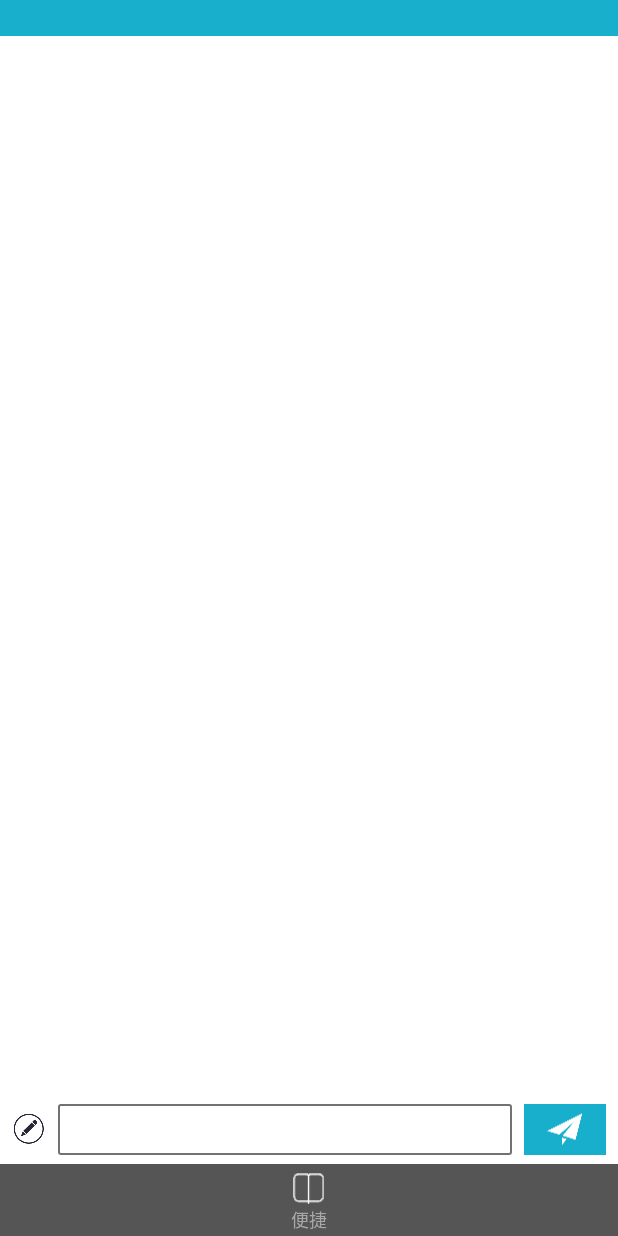
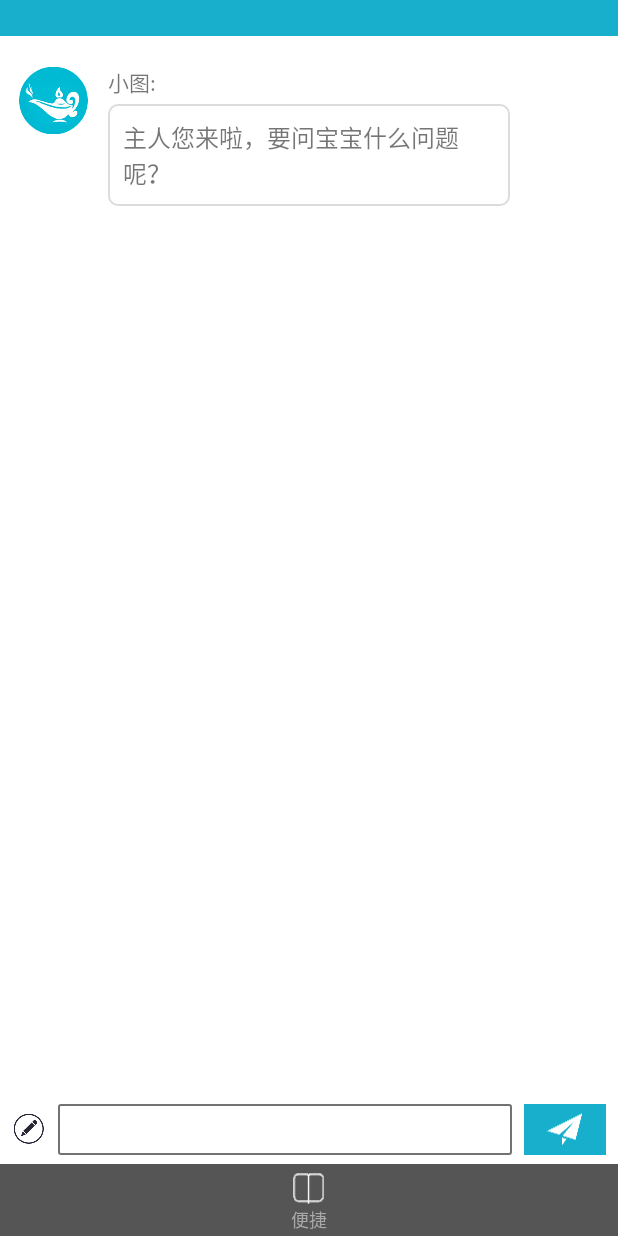
Before and after one commit to luoyingxing/MagicLamp, an Android app: the fragment ChatFragment placed in its activity, on a phone screen of 412 x 824 dp. Run offline under Robolectric (Android 15) with nearby library versions, the light colour scheme and no system bars; libraries missing offline, so code that uses them is left out: com.umeng.analytics, com.yolanda.nohttp; 4 statements that could not run were skipped.

Commit message:
finish chat model

```diff
--- a/app/src/main/java/com/luo/magiclamp/recreation/ChatFragment.java
+++ b/app/src/main/java/com/luo/magiclamp/recreation/ChatFragment.java
@@ -85,6 +85,7 @@ public class ChatFragment extends BaseFragment implements View.OnTouchListener {
     private void setAdapter() {
         mListViewAdapter = new ListViewAdapter(getActivity());
         mListView.setAdapter(mListViewAdapter);
+        mListViewAdapter.add(new Chat("主人您来啦，要问宝宝什么问题呢？", 0));
     }
 
     @Override
--- /dev/null
+++ b/app/src/main/res/drawable/bg_chat_app.xml
@@ -0,0 +1,19 @@
+<?xml version="1.0" encoding="utf-8"?>
+<shape xmlns:android="http://schemas.android.com/apk/res/android"
+    android:shape="rectangle">
+
+    <corners android:radius="6dp" />
+
+    <padding
+        android:bottom="10dp"
+        android:left="10dp"
+        android:right="10dp"
+        android:top="10dp" />
+
+    <stroke
+        android:width="1dp"
+        android:color="@color/gray_dc" />
+
+    <solid android:color="@color/white" />
+
+</shape>
--- a/app/src/main/res/layout/fragment_chat.xml
+++ b/app/src/main/res/layout/fragment_chat.xml
@@ -12,7 +12,10 @@
         android:layout_weight="1"
         android:divider="@color/white"
         android:dividerHeight="10dp"
-        android:padding="12dp"
+        android:paddingBottom="12dp"
+        android:paddingLeft="6dp"
+        android:paddingRight="6dp"
+        android:paddingTop="12dp"
         android:scrollbarStyle="outsideOverlay" />
 
     <LinearLayout
--- a/app/src/main/res/layout/item_chat_list_app.xml
+++ b/app/src/main/res/layout/item_chat_list_app.xml
@@ -2,26 +2,47 @@
 <LinearLayout xmlns:android="http://schemas.android.com/apk/res/android"
     android:layout_width="match_parent"
     android:layout_height="wrap_content"
-    android:gravity="center_vertical"
     android:orientation="horizontal"
-    android:padding="10dp">
+    android:paddingBottom="8dp"
+    android:paddingTop="8dp">
 
     <ImageView
         android:layout_width="60dp"
         android:layout_height="wrap_content"
         android:contentDescription="@string/app_name"
-        android:src="@mipmap/ic_launcher" />
+        android:src="@mipmap/icon_chat_photo_app" />
 
-    <TextView
-        android:id="@+id/tv_item_chat_app_content"
+    <Space
+        android:layout_width="6dp"
+        android:layout_height="match_parent" />
+
+    <LinearLayout
         android:layout_width="0dp"
         android:layout_height="wrap_content"
         android:layout_weight="1"
-        android:text="没人愿意和说起来没完的人聊天。没人愿意和说起来没完的人聊天。"
-        android:textSize="16sp" />
+        android:orientation="vertical">
+
+        <TextView
+            android:layout_width="match_parent"
+            android:layout_height="wrap_content"
+            android:gravity="start"
+            android:text="小图:" />
+
+        <Space
+            android:layout_width="match_parent"
+            android:layout_height="4dp" />
+
+        <TextView
+            android:id="@+id/tv_item_chat_app_content"
+            android:layout_width="match_parent"
+            android:layout_height="wrap_content"
+            android:background="@drawable/bg_chat_app"
+            android:textSize="16sp" />
+
+    </LinearLayout>
 
     <Space
-        android:layout_width="60dp"
+        android:layout_width="66dp"
         android:layout_height="match_parent" />
 
 </LinearLayout>
```
Also changed, not shown: app/src/main/res/drawable/bg_chat_user.xml (added, +15 -0 lines), app/src/main/res/layout/item_chat_list_user.xml (+30 -8 lines), app/src/main/res/mipmap-xxhdpi/icon_chat_photo_app.png (added), app/src/main/res/mipmap-xxhdpi/icon_chat_photo_user.png (added).
